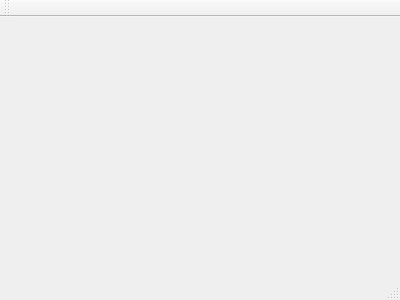
senpai-a/buybuybuy-shop, file mainwindow.ui: the form before one commit.
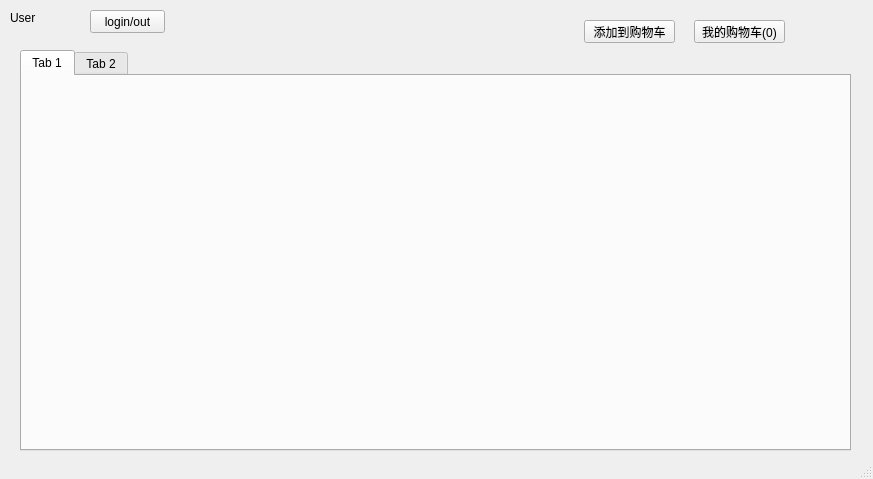
The form after the commit.

Commit message: Product Class, Cart Class complete.moving to GUI

```diff
--- a/mainwindow.ui
+++ b/mainwindow.ui
@@ -1,24 +1,94 @@
 <ui version="4.0">
  <class>MainWindow</class>
- <widget class="QMainWindow" name="MainWindow" >
-  <property name="geometry" >
+ <widget class="QMainWindow" name="MainWindow">
+  <property name="geometry">
    <rect>
     <x>0</x>
     <y>0</y>
-    <width>400</width>
-    <height>300</height>
+    <width>873</width>
+    <height>479</height>
    </rect>
   </property>
   <property name="windowTitle" >
    <string>MainWindow</string>
   </property>
-  <widget class="QMenuBar" name="menuBar" />
-  <widget class="QToolBar" name="mainToolBar" />
-  <widget class="QWidget" name="centralWidget" />
-  <widget class="QStatusBar" name="statusBar" />
+  <widget class="QWidget" name="centralWidget">
+   <widget class="QPushButton" name="pushButton">
+    <property name="geometry">
+     <rect>
+      <x>90</x>
+      <y>10</y>
+      <width>75</width>
+      <height>23</height>
+     </rect>
+    </property>
+    <property name="text">
+     <string>login/out</string>
+    </property>
+   </widget>
+   <widget class="QLabel" name="label">
+    <property name="geometry">
+     <rect>
+      <x>10</x>
+      <y>10</y>
+      <width>51</width>
+      <height>16</height>
+     </rect>
+    </property>
+    <property name="text">
+     <string>User</string>
+    </property>
+   </widget>
+   <widget class="QTabWidget" name="tabWidget">
+    <property name="geometry">
+     <rect>
+      <x>20</x>
+      <y>50</y>
+      <width>831</width>
+      <height>401</height>
+     </rect>
+    </property>
+    <widget class="QWidget" name="tab">
+     <attribute name="title">
+      <string>Tab 1</string>
+     </attribute>
+    </widget>
+    <widget class="QWidget" name="tab_2">
+     <attribute name="title">
+      <string>Tab 2</string>
+     </attribute>
+    </widget>
+   </widget>
+   <widget class="QPushButton" name="pushButton_2">
+    <property name="geometry">
+     <rect>
+      <x>584</x>
+      <y>20</y>
+      <width>91</width>
+      <height>23</height>
+     </rect>
+    </property>
+    <property name="text">
+     <string>添加到购物车</string>
+    </property>
+   </widget>
+   <widget class="QPushButton" name="pushButton_3">
+    <property name="geometry">
+     <rect>
+      <x>694</x>
+      <y>20</y>
+      <width>91</width>
+      <height>23</height>
+     </rect>
+    </property>
+    <property name="text">
+     <string>我的购物车(0)</string>
+    </property>
+   </widget>
+  </widget>
+  <widget class="QStatusBar" name="statusBar"/>
  </widget>
- <layoutDefault spacing="6" margin="11" />
- <pixmapfunction></pixmapfunction>
+ <layoutdefault spacing="6" margin="11"/>
  <resources/>
  <connections/>
 </ui>
```
Left out of the diff: 3 changed lines with no effect on the pictures. The commit also changes 7 other files.
